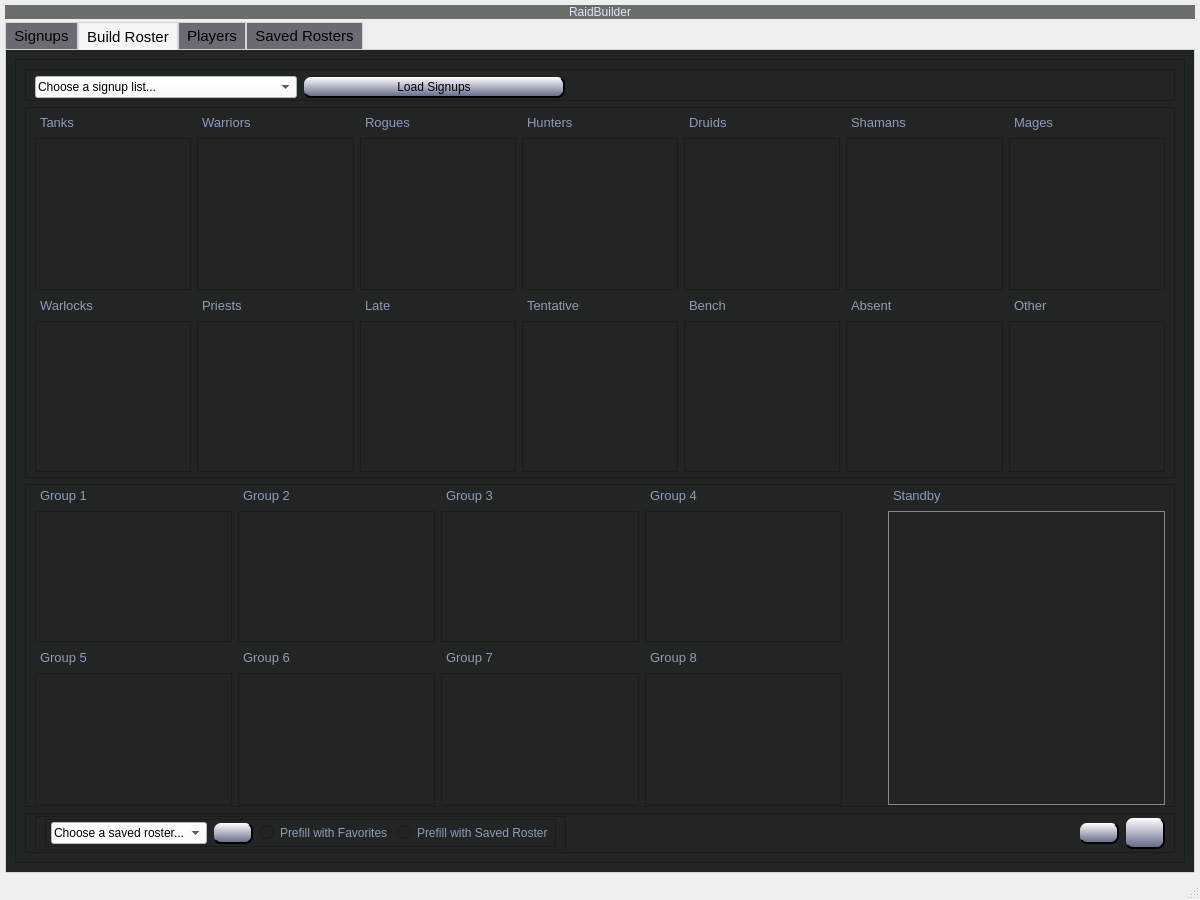
ashleytufo/RaidBuilder, file RaidBuilder/main.ui: the form before one commit.
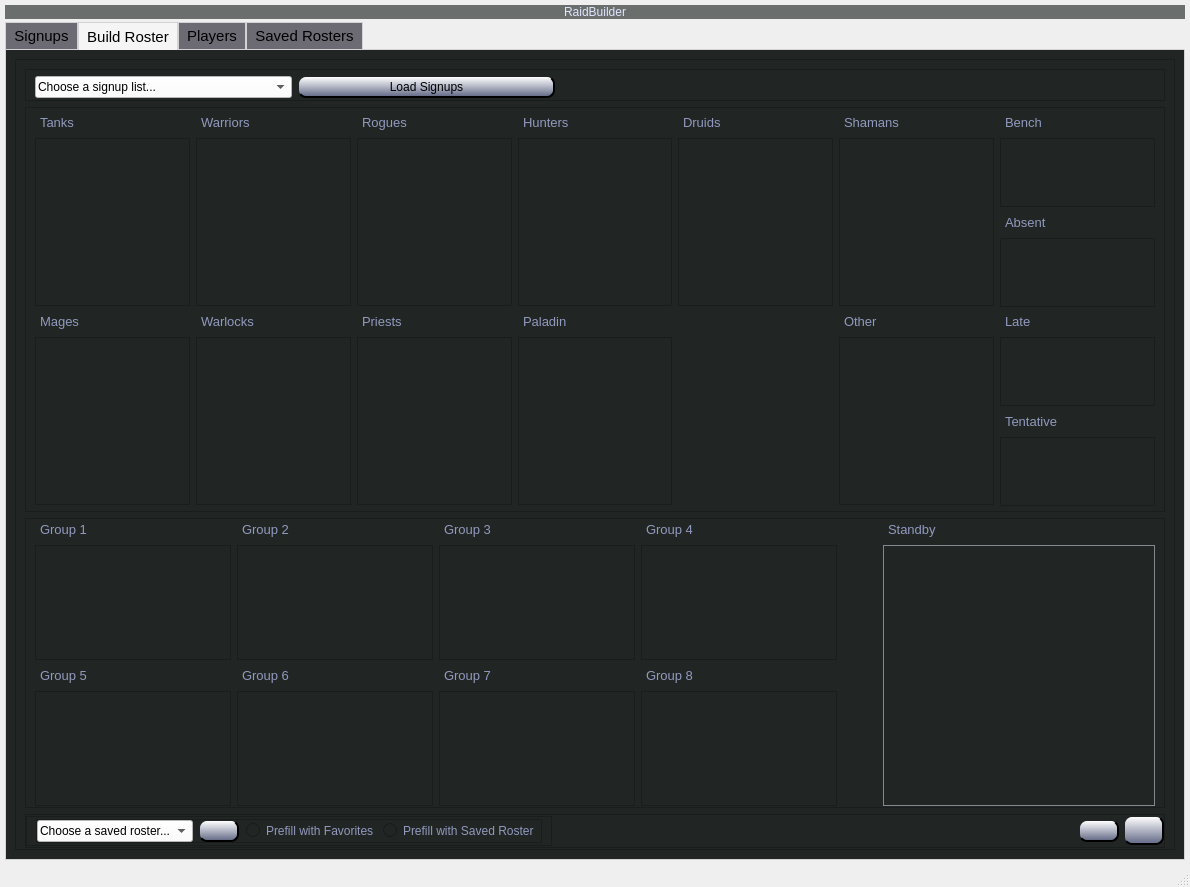
The form after the commit. The open tabs and pages were chosen to show the change. Icons and pictures are not drawn.

Commit message: Prep for new signup aliases

```diff
--- a/RaidBuilder/main.ui
+++ b/RaidBuilder/main.ui
@@ -9,8 +9,8 @@
    <rect>
     <x>0</x>
     <y>0</y>
-    <width>1200</width>
-    <height>900</height>
+    <width>1190</width>
+    <height>887</height>
    </rect>
   </property>
   <property name="windowTitle">
@@ -687,6 +687,9 @@
            <enum>QFrame::Raised</enum>
           </property>
           <layout class="QVBoxLayout" name="verticalLayout_4">
+           <property name="bottomMargin">
+            <number>1</number>
+           </property>
            <item>
             <widget class="QFrame" name="load_btn_frame">
              <property name="styleSheet">
@@ -751,16 +754,25 @@
            </item>
            <item>
             <widget class="QFrame" name="signup_frame">
+             <property name="minimumSize">
+              <size>
+               <width>0</width>
+               <height>300</height>
+              </size>
+             </property>
+             <property name="maximumSize">
+              <size>
+               <width>16777215</width>
+               <height>16777215</height>
+              </size>
+             </property>
              <property name="frameShape">
               <enum>QFrame::StyledPanel</enum>
              </property>
              <property name="frameShadow">
               <enum>QFrame::Raised</enum>
              </property>
-             <layout class="QVBoxLayout" name="verticalLayout_6">
-              <property name="spacing">
-               <number>6</number>
-              </property>
+             <layout class="QVBoxLayout" name="verticalLayout_18">
               <property name="topMargin">
                <number>5</number>
               </property>
@@ -768,50 +780,27 @@
                <number>5</number>
               </property>
               <item>
-               <layout class="QGridLayout" name="signup_grid">
-                <item row="1" column="6">
-                 <widget class="QListWidget" name="signup_list_mages">
-                  <property name="acceptDrops">
-                   <bool>true</bool>
-                  </property>
-                  <property name="dragDropMode">
-                   <enum>QAbstractItemView::DragDrop</enum>
-                  </property>
-                  <property name="defaultDropAction">
-                   <enum>Qt::MoveAction</enum>
-                  </property>
-                 </widget>
-                </item>
-                <item row="1" column="3">
-                 <widget class="QListWidget" name="signup_list_hunters">
-                  <property name="acceptDrops">
-                   <bool>true</bool>
-                  </property>
-                  <property name="dragDropMode">
-                   <enum>QAbstractItemView::DragDrop</enum>
-                  </property>
-                  <property name="defaultDropAction">
-                   <enum>Qt::MoveAction</enum>
-                  </property>
-                 </widget>
-                </item>
-                <item row="1" column="5">
-                 <widget class="QListWidget" name="signup_list_shamans">
-                  <property name="acceptDrops">
-                   <bool>true</bool>
-                  </property>
-                  <property name="dragDropMode">
-                   <enum>QAbstractItemView::DragDrop</enum>
-                  </property>
-                  <property name="defaultDropAction">
-                   <enum>Qt::MoveAction</enum>
-                  </property>
-                 </widget>
-                </item>
-                <item row="0" column="4">
-                 <widget class="QLabel" name="druid_lbl">
+               <layout class="QGridLayout" name="gridLayout">
+                <item row="2" column="3">
+                 <widget class="QLabel" name="paladin_lbl">
                   <property name="text">
-                   <string>Druids</string>
+                   <string>Paladin</string>
+                  </property>
+                 </widget>
+                </item>
+                <item row="1" column="1">
+                 <widget class="QListWidget" name="signup_list_warriors">
+                  <property name="acceptDrops">
+                   <bool>true</bool>
+                  </property>
+                  <property name="editTriggers">
+                   <set>QAbstractItemView::NoEditTriggers</set>
+                  </property>
+                  <property name="dragDropMode">
+                   <enum>QAbstractItemView::DragDrop</enum>
+                  </property>
+                  <property name="defaultDropAction">
+                   <enum>Qt::MoveAction</enum>
                   </property>
                  </widget>
                 </item>
@@ -822,65 +811,8 @@
                   </property>
                  </widget>
                 </item>
-                <item row="0" column="0">
-                 <widget class="QLabel" name="tank_lbl">
-                  <property name="text">
-                   <string>Tanks</string>
-                  </property>
-                 </widget>
-                </item>
-                <item row="1" column="1">
-                 <widget class="QListWidget" name="signup_list_warriors">
-                  <property name="acceptDrops">
-                   <bool>true</bool>
-                  </property>
-                  <property name="editTriggers">
-                   <set>QAbstractItemView::NoEditTriggers</set>
-                  </property>
-                  <property name="dragDropMode">
-                   <enum>QAbstractItemView::DragDrop</enum>
-                  </property>
-                  <property name="defaultDropAction">
-                   <enum>Qt::MoveAction</enum>
-                  </property>
-                 </widget>
-                </item>
-                <item row="0" column="1">
-                 <widget class="QLabel" name="warrior_lbl">
-                  <property name="text">
-                   <string>Warriors</string>
-                  </property>
-                 </widget>
-                </item>
-                <item row="0" column="2">
-                 <widget class="QLabel" name="rogue_lbl">
-                  <property name="text">
-                   <string>Rogues</string>
-                  </property>
-                 </widget>
-                </item>
-                <item row="0" column="6">
-                 <widget class="QLabel" name="mage_lbl">
-                  <property name="text">
-                   <string>Mages</string>
-                  </property>
-                 </widget>
-                </item>
-                <item row="1" column="4">
-                 <widget class="QListWidget" name="signup_list_druids">
-                  <property name="acceptDrops">
-                   <bool>true</bool>
-                  </property>
-                  <property name="dragDropMode">
-                   <enum>QAbstractItemView::DragDrop</enum>
-                  </property>
-                  <property name="defaultDropAction">
-                   <enum>Qt::MoveAction</enum>
-                  </property>
-                 </widget>
-                </item>
-                <item row="1" column="2">
-                 <widget class="QListWidget" name="signup_list_rogues">
+                <item row="3" column="2">
+                 <widget class="QListWidget" name="signup_list_priests">
                   <property name="acceptDrops">
                    <bool>true</bool>
                   </property>
@@ -894,6 +826,12 @@
                 </item>
                 <item row="1" column="0">
                  <widget class="QListWidget" name="signup_list_tanks">
+                  <property name="minimumSize">
+                   <size>
+                    <width>0</width>
+                    <height>0</height>
+                   </size>
+                  </property>
                   <property name="acceptDrops">
                    <bool>true</bool>
                   </property>
@@ -911,6 +849,13 @@
                   </property>
                  </widget>
                 </item>
+                <item row="2" column="2">
+                 <widget class="QLabel" name="priest_lbl">
+                  <property name="text">
+                   <string>Priests</string>
+                  </property>
+                 </widget>
+                </item>
                 <item row="0" column="3">
                  <widget class="QLabel" name="hunter_lbl">
                   <property name="text">
@@ -918,11 +863,81 @@
                   </property>
                  </widget>
                 </item>
-               </layout>
-              </item>
-              <item>
-               <layout class="QGridLayout" name="gridLayout">
-                <item row="1" column="6">
+                <item row="0" column="2">
+                 <widget class="QLabel" name="rogue_lbl">
+                  <property name="text">
+                   <string>Rogues</string>
+                  </property>
+                 </widget>
+                </item>
+                <item row="3" column="0">
+                 <widget class="QListWidget" name="signup_list_mages">
+                  <property name="acceptDrops">
+                   <bool>true</bool>
+                  </property>
+                  <property name="dragDropMode">
+                   <enum>QAbstractItemView::DragDrop</enum>
+                  </property>
+                  <property name="defaultDropAction">
+                   <enum>Qt::MoveAction</enum>
+                  </property>
+                 </widget>
+                </item>
+                <item row="2" column="0">
+                 <widget class="QLabel" name="mage_lbl">
+                  <property name="text">
+                   <string>Mages</string>
+                  </property>
+                 </widget>
+                </item>
+                <item row="2" column="5">
+                 <widget class="QLabel" name="other_lbl">
+                  <property name="text">
+                   <string>Other</string>
+                  </property>
+                 </widget>
+                </item>
+                <item row="1" column="5">
+                 <widget class="QListWidget" name="signup_list_shamans">
+                  <property name="acceptDrops">
+                   <bool>true</bool>
+                  </property>
+                  <property name="dragDropMode">
+                   <enum>QAbstractItemView::DragDrop</enum>
+                  </property>
+                  <property name="defaultDropAction">
+                   <enum>Qt::MoveAction</enum>
+                  </property>
+                 </widget>
+                </item>
+                <item row="0" column="4">
+                 <widget class="QLabel" name="druid_lbl">
+                  <property name="text">
+                   <string>Druids</string>
+                  </property>
+                 </widget>
+                </item>
+                <item row="1" column="4">
+                 <widget class="QListWidget" name="signup_list_druids">
+                  <property name="acceptDrops">
+                   <bool>true</bool>
+                  </property>
+                  <property name="dragDropMode">
+                   <enum>QAbstractItemView::DragDrop</enum>
+                  </property>
+                  <property name="defaultDropAction">
+                   <enum>Qt::MoveAction</enum>
+                  </property>
+                 </widget>
+                </item>
+                <item row="0" column="1">
+                 <widget class="QLabel" name="warrior_lbl">
+                  <property name="text">
+                   <string>Warriors</string>
+                  </property>
+                 </widget>
+                </item>
+                <item row="3" column="5">
                  <widget class="QListWidget" name="signup_list_other">
                   <property name="dragDropMode">
                    <enum>QAbstractItemView::DragDrop</enum>
@@ -932,21 +947,8 @@
                   </property>
                  </widget>
                 </item>
-                <item row="1" column="4">
-                 <widget class="QListWidget" name="signup_list_bench">
-                  <property name="acceptDrops">
-                   <bool>true</bool>
-                  </property>
-                  <property name="dragDropMode">
-                   <enum>QAbstractItemView::DragDrop</enum>
-                  </property>
-                  <property name="defaultDropAction">
-                   <enum>Qt::MoveAction</enum>
-                  </property>
-                 </widget>
-                </item>
-                <item row="1" column="1">
-                 <widget class="QListWidget" name="signup_list_priests">
+                <item row="1" column="2">
+                 <widget class="QListWidget" name="signup_list_rogues">
                   <property name="acceptDrops">
                    <bool>true</bool>
                   </property>
@@ -959,21 +961,40 @@
                  </widget>
                 </item>
                 <item row="0" column="0">
+                 <widget class="QLabel" name="tank_lbl">
+                  <property name="text">
+                   <string>Tanks</string>
+                  </property>
+                 </widget>
+                </item>
+                <item row="1" column="3">
+                 <widget class="QListWidget" name="signup_list_hunters">
+                  <property name="acceptDrops">
+                   <bool>true</bool>
+                  </property>
+                  <property name="dragDropMode">
+                   <enum>QAbstractItemView::DragDrop</enum>
+                  </property>
+                  <property name="defaultDropAction">
+                   <enum>Qt::MoveAction</enum>
+                  </property>
+                 </widget>
+                </item>
+                <item row="2" column="1">
                  <widget class="QLabel" name="warlock_lbl">
                   <property name="text">
                    <string>Warlocks</string>
                   </property>
                  </widget>
                 </item>
-                <item row="0" column="1">
-                 <widget class="QLabel" name="priest_lbl">
-                  <property name="text">
-                   <string>Priests</string>
+                <item row="3" column="1">
+                 <widget class="QListWidget" name="signup_list_warlocks">
+                  <property name="minimumSize">
+                   <size>
+                    <width>0</width>
+                    <height>0</height>
+                   </size>
                   </property>
-                 </widget>
-                </item>
-                <item row="1" column="2">
-                 <widget class="QListWidget" name="signup_list_late">
                   <property name="acceptDrops">
                    <bool>true</bool>
                   </property>
@@ -985,77 +1006,107 @@
                   </property>
                  </widget>
                 </item>
-                <item row="0" column="4">
+                <item row="0" column="6">
                  <widget class="QLabel" name="bench_lbl">
                   <property name="text">
                    <string>Bench</string>
                   </property>
                  </widget>
                 </item>
-                <item row="1" column="5">
-                 <widget class="QListWidget" name="signup_list_absent">
-                  <property name="acceptDrops">
-                   <bool>true</bool>
-                  </property>
-                  <property name="dragDropMode">
-                   <enum>QAbstractItemView::DragDrop</enum>
-                  </property>
-                  <property name="defaultDropAction">
-                   <enum>Qt::MoveAction</enum>
-                  </property>
-                 </widget>
-                </item>
-                <item row="0" column="5">
-                 <widget class="QLabel" name="absent_lbl">
-                  <property name="text">
-                   <string>Absent</string>
-                  </property>
-                 </widget>
-                </item>
-                <item row="1" column="0">
-                 <widget class="QListWidget" name="signup_list_warlocks">
-                  <property name="acceptDrops">
-                   <bool>true</bool>
-                  </property>
-                  <property name="dragDropMode">
-                   <enum>QAbstractItemView::DragDrop</enum>
-                  </property>
-                  <property name="defaultDropAction">
-                   <enum>Qt::MoveAction</enum>
-                  </property>
-                 </widget>
-                </item>
-                <item row="1" column="3">
-                 <widget class="QListWidget" name="signup_list_tentative">
-                  <property name="acceptDrops">
-                   <bool>true</bool>
-                  </property>
-                  <property name="dragDropMode">
-                   <enum>QAbstractItemView::DragDrop</enum>
-                  </property>
-                  <property name="defaultDropAction">
-                   <enum>Qt::MoveAction</enum>
-                  </property>
-                 </widget>
-                </item>
-                <item row="0" column="2">
+                <item row="2" column="6">
                  <widget class="QLabel" name="late_lbl">
                   <property name="text">
                    <string>Late</string>
                   </property>
                  </widget>
                 </item>
-                <item row="0" column="3">
-                 <widget class="QLabel" name="tentative_lbl">
-                  <property name="text">
-                   <string>Tentative</string>
+                <item row="1" column="6">
+                 <layout class="QVBoxLayout" name="verticalLayout_6">
+                  <item>
+                   <widget class="QListWidget" name="signup_list_bench">
+                    <property name="minimumSize">
+                     <size>
+                      <width>0</width>
+                      <height>0</height>
+                     </size>
+                    </property>
+                    <property name="acceptDrops">
+                     <bool>true</bool>
+                    </property>
+                    <property name="dragDropMode">
+                     <enum>QAbstractItemView::DragDrop</enum>
+                    </property>
+                    <property name="defaultDropAction">
+                     <enum>Qt::MoveAction</enum>
+                    </property>
+                   </widget>
+                  </item>
+                  <item>
+                   <widget class="QLabel" name="absent_lbl">
+                    <property name="text">
+                     <string>Absent</string>
+                    </property>
+                   </widget>
+                  </item>
+                  <item>
+                   <widget class="QListWidget" name="signup_list_absent">
+                    <property name="acceptDrops">
+                     <bool>true</bool>
+                    </property>
+                    <property name="dragDropMode">
+                     <enum>QAbstractItemView::DragDrop</enum>
+                    </property>
+                    <property name="defaultDropAction">
+                     <enum>Qt::MoveAction</enum>
+                    </property>
+                   </widget>
+                  </item>
+                 </layout>
+                </item>
+                <item row="3" column="6">
+                 <layout class="QVBoxLayout" name="verticalLayout_11">
+                  <item>
+                   <widget class="QListWidget" name="signup_list_late">
+                    <property name="acceptDrops">
+                     <bool>true</bool>
+                    </property>
+                    <property name="dragDropMode">
+                     <enum>QAbstractItemView::DragDrop</enum>
+                    </property>
+                    <property name="defaultDropAction">
+                     <enum>Qt::MoveAction</enum>
+                    </property>
+                   </widget>
+                  </item>
+                  <item>
+                   <widget class="QLabel" name="tentative_lbl">
+                    <property name="text">
+                     <string>Tentative</string>
+                    </property>
+                   </widget>
+                  </item>
+                  <item>
+                   <widget class="QListWidget" name="signup_list_tentative">
+                    <property name="acceptDrops">
+                     <bool>true</bool>
+                    </property>
+                    <property name="dragDropMode">
+                     <enum>QAbstractItemView::DragDrop</enum>
+                    </property>
+                    <property name="defaultDropAction">
+                     <enum>Qt::MoveAction</enum>
+                    </property>
+                   </widget>
+                  </item>
+                 </layout>
+                </item>
+                <item row="3" column="3">
+                 <widget class="QListWidget" name="signup_list_paladin">
+                  <property name="dragDropMode">
+                   <enum>QAbstractItemView::DragDrop</enum>
                   </property>
-                 </widget>
-                </item>
-                <item row="0" column="6">
-                 <widget class="QLabel" name="other_lbl">
-                  <property name="text">
-                   <string>Other</string>
+                  <property name="defaultDropAction">
+                   <enum>Qt::MoveAction</enum>
                   </property>
                  </widget>
                 </item>
@@ -1079,6 +1130,12 @@
            </item>
            <item>
             <widget class="QFrame" name="roster_frame">
+             <property name="minimumSize">
+              <size>
+               <width>0</width>
+               <height>290</height>
+              </size>
+             </property>
              <property name="frameShape">
               <enum>QFrame::StyledPanel</enum>
              </property>
@@ -1324,14 +1381,20 @@
               <enum>QFrame::Raised</enum>
              </property>
              <layout class="QHBoxLayout" name="horizontalLayout_4">
+              <property name="spacing">
+               <number>5</number>
+              </property>
               <property name="leftMargin">
-               <number>9</number>
+               <number>0</number>
               </property>
               <property name="topMargin">
-               <number>2</number>
+               <number>1</number>
+              </property>
+              <property name="rightMargin">
+               <number>0</number>
               </property>
               <property name="bottomMargin">
-               <number>2</number>
+               <number>1</number>
               </property>
               <item>
                <widget class="QFrame" name="prefill_frame">
@@ -1370,16 +1433,16 @@
                      <number>6</number>
                     </property>
                     <property name="leftMargin">
-                     <number>5</number>
+                     <number>0</number>
                     </property>
                     <property name="topMargin">
-                     <number>2</number>
+                     <number>0</number>
                     </property>
                     <property name="rightMargin">
                      <number>5</number>
                     </property>
                     <property name="bottomMargin">
-                     <number>2</number>
+                     <number>0</number>
                     </property>
                     <item>
                      <widget class="QComboBox" name="roster_combo">
@@ -1465,7 +1528,7 @@
                 <property name="sizeHint" stdset="0">
                  <size>
                   <width>40</width>
-                  <height>20</height>
+                  <height>0</height>
                  </size>
                 </property>
                </spacer>
@@ -1500,8 +1563,8 @@
                 </property>
                 <property name="minimumSize">
                  <size>
-                  <width>40</width>
-                  <height>32</height>
+                  <width>36</width>
+                  <height>29</height>
                  </size>
                 </property>
                 <property name="toolTip">
@@ -1638,7 +1701,7 @@
                    </property>
                    <layout class="QGridLayout" name="gridLayout_5">
                     <item row="3" column="2">
-                     <widget class="QComboBox" name="shitlist_combo">
+                     <widget class="QComboBox" name="badlist_combo">
                       <property name="enabled">
                        <bool>false</bool>
                       </property>
@@ -1653,8 +1716,8 @@
                        </property>
                        <property name="icon">
                         <iconset resource="resources.qrc">
-                         <normaloff>:/icons/shitlist.png</normaloff>
-                         <disabledoff>:/icons/shitlist.png</disabledoff>:/icons/shitlist.png</iconset>
+                         <normaloff>:/icons/badlist.png</normaloff>
+                         <disabledoff>:/icons/badlist.png</disabledoff>:/icons/badlist.png</iconset>
                        </property>
                       </item>
                      </widget>
@@ -1734,9 +1797,9 @@
                      </widget>
                     </item>
                     <item row="2" column="2">
-                     <widget class="QLabel" name="shitlist_lbl">
+                     <widget class="QLabel" name="badlist_lbl">
                       <property name="text">
-                       <string>Shitlist</string>
+                       <string>Badlist</string>
                       </property>
                      </widget>
                     </item>
@@ -2159,7 +2222,7 @@
                 </column>
                 <column>
                  <property name="text">
-                  <string>Shitlist</string>
+                  <string>Badlist</string>
                  </property>
                  <property name="textAlignment">
                   <set>AlignCenter</set>
@@ -2822,8 +2885,8 @@
     <rect>
      <x>0</x>
      <y>0</y>
-     <width>1200</width>
-     <height>22</height>
+     <width>1190</width>
+     <height>21</height>
     </rect>
    </property>
   </widget>
```
The commit also changes 46 other files.
